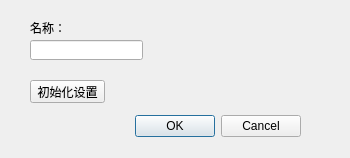
This is dialog/dialogrule/dialogdefparameter.ui in wushuangabao/ClothingPatternDesignSystem as Qt 5 draws it before an edit. The edited form follows.
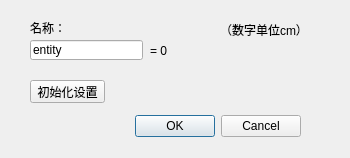
This is the edited form.

The edit to the form file:
```diff
--- a/dialog/dialogrule/dialogdefparameter.ui
+++ b/dialog/dialogrule/dialogdefparameter.ui
@@ -63,6 +63,12 @@
      <height>20</height>
     </rect>
    </property>
+   <property name="text">
+    <string>entity</string>
+   </property>
+   <property name="maxLength">
+    <number>32</number>
+   </property>
   </widget>
   <widget class="QPushButton" name="pushButton">
    <property name="geometry">
@@ -82,12 +88,25 @@
     <rect>
      <x>150</x>
      <y>40</y>
-     <width>131</width>
+     <width>151</width>
      <height>21</height>
     </rect>
    </property>
    <property name="text">
-    <string/>
+    <string>= 0</string>
+   </property>
+  </widget>
+  <widget class="QLabel" name="label_2">
+   <property name="geometry">
+    <rect>
+     <x>220</x>
+     <y>20</y>
+     <width>81</width>
+     <height>20</height>
+    </rect>
+   </property>
+   <property name="text">
+    <string>（数字单位cm）</string>
    </property>
   </widget>
  </widget>
```
